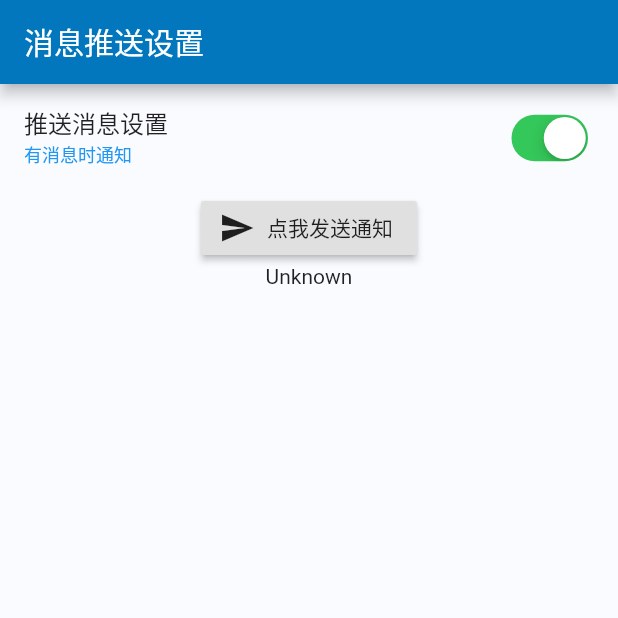
After one commit to BeckHandsome/myApp, a Flutter app: the PushMessagePage screen opened directly, after a tap on "点我发送通知", on a phone screen of 412 x 824 dp, the top half of it. The commit adds this screen. Run offline on Flutter 3.47's test engine with Material 2 defaults, Android fonts, the phone set to English and light mode, and no system bars; our stand-ins replace cached_network_image, chewie, device_info, dio, fluro, flutter_slidable and 7 more; missing offline and left inert: amap_location, jpush_flutter; accounts and stored records are empty; statements that could not run were skipped.

Commit message:
添加消息通知设置，查询设备信息

```diff
--- /dev/null
+++ b/lib/page/my_page/push_message_page.dart
@@ -0,0 +1,142 @@
+import 'package:flutter/cupertino.dart';
+import 'package:flutter/material.dart';
+import 'package:my_app/widgets/widget_switch.dart';
+import 'package:permission_handler/permission_handler.dart';
+import 'package:jpush_flutter/jpush_flutter.dart';
+import 'package:flutter/services.dart';
+
+class PushMessagePage extends StatefulWidget {
+  PushMessagePage({Key key}) : super(key: key);
+  _PushMessagePageState createState() => _PushMessagePageState();
+}
+
+class _PushMessagePageState extends State<PushMessagePage> {
+  bool _value = false;
+  bool _isOpenNotification = false;
+  String debugLable = 'Unknown';
+  final JPush jpush = new JPush();
+  final _permission = Permission.notification;
+  @override
+  void initState() {
+    super.initState();
+    initNotification();
+    initPlatformState();
+  }
+
+  /// 判断是否打开了通知权限
+  void initNotification() async {
+    PermissionStatus status = await _permission.status;
+    if (status == PermissionStatus.granted) {
+      setState(() {
+        _isOpenNotification = true;
+        _value = true;
+      });
+    } else {
+      _isOpenNotification = false;
+      _value = false;
+    }
+  }
+  // 编写initPlatformState方法
+
+  Future<void> initPlatformState() async {
+    String platformVersion;
+
+    try {
+      /*监听响应方法的编写*/
+      jpush.addEventHandler(
+          onReceiveNotification: (Map<String, dynamic> message) async {
+        print(">>>>>>>>>>>>>>>>>flutter 接收到推送: $message");
+        setState(() {
+          debugLable = "接收到推送: $message";
+        });
+      }, onOpenNotification: (Map<String, dynamic> message) async {
+        print("flutter onOpenNotification: $message");
+        setState(() {
+          debugLable = "flutter onOpenNotification: $message";
+        });
+      }, onReceiveMessage: (Map<String, dynamic> message) async {
+        print("flutter onReceiveMessage: $message");
+        setState(() {
+          debugLable = "flutter onReceiveMessage: $message";
+        });
+      }, onReceiveNotificationAuthorization:
+              (Map<String, dynamic> message) async {
+        print("flutter onReceiveNotificationAuthorization: $message");
+        setState(() {
+          debugLable = "flutter onReceiveNotificationAuthorization: $message";
+        });
+      });
+    } on PlatformException {
+      platformVersion = '平台版本获取失败，请检查！';
+    }
+    if (!mounted) {
+      return;
+    }
+    setState(() {
+      debugLable = platformVersion;
+    });
+  }
+
+  @override
+  Widget build(BuildContext context) {
+    // TODO: implement build
+    return Scaffold(
+      appBar: AppBar(
+        title: Text('消息推送设置'),
+      ),
+      body: Container(
+        color: Color(0xFFF9FBFF),
+        child: Column(
+          children: [
+            WidgetSwitch(
+              title: Text('推送消息设置'),
+              subtitle: Text(
+                _value ? '有消息时通知' : '你可能错过重要信息通知，点击开启消息通知',
+                style: TextStyle(
+                    color: !_value ? Colors.red : Colors.blue, fontSize: 12.0),
+              ),
+              switchValue: _value,
+              onChanged: (value) {
+                initNotification();
+                if (_isOpenNotification) {
+                  setState(() {
+                    _value = value;
+                  });
+                } else {
+                  /// 打开通知设置
+                  jpush.openSettingsForNotification();
+                  // openAppSettings();
+                }
+              },
+            ),
+            Center(
+              child: RaisedButton.icon(
+                icon: Icon(Icons.send),
+                label: Text("点我发送通知"),
+                onPressed: () {
+                  /*三秒后出发本地推送*/
+                  var fireDate = DateTime.fromMillisecondsSinceEpoch(
+                      DateTime.now().millisecondsSinceEpoch + 3000);
+                  var localNotification = LocalNotification(
+                    id: 234,
+                    title: '我是推送测试标题',
+                    buildId: 1,
+                    content: '看到了说明已经成功了',
+                    fireTime: fireDate,
+                    subtitle: '一个测试',
+                  );
+                  jpush.sendLocalNotification(localNotification).then((res) {
+                    setState(() {
+                      debugLable = res;
+                    });
+                  });
+                },
+              ),
+            ),
+            Text(debugLable ?? "Unknown")
+          ],
+        ),
+      ),
+    );
+  }
+}
--- a/lib/page/my_page/user_info_page.dart
+++ b/lib/page/my_page/user_info_page.dart
@@ -58,7 +58,7 @@ class _UserInfoPageState extends State<UserInfoPage> {
                 mainAxisAlignment: MainAxisAlignment.spaceBetween,
                 children: [
                   Text('性别'),
-                  Text('男'),
+                  Text('女'),
                 ],
               ),
               onTap: () {
--- /dev/null
+++ b/lib/widgets/widget_switch.dart
@@ -0,0 +1,38 @@
+import 'package:flutter/cupertino.dart';
+import 'package:flutter/material.dart';
+
+class WidgetSwitch extends StatelessWidget {
+  WidgetSwitch({
+    Key key,
+    this.leading,
+    this.title,
+    this.trailing,
+    this.subtitle,
+    this.activeColor,
+    this.trackColor,
+    @required this.switchValue,
+    @required this.onChanged,
+  }) : super(key: key);
+  final Widget leading;
+  final Widget title;
+  final Widget subtitle;
+  final Widget trailing;
+  final bool switchValue;
+  final Color activeColor;
+  final Color trackColor;
+  final ValueChanged<bool> onChanged;
+  @override
+  Widget build(BuildContext context) {
+    return ListTile(
+      leading: leading,
+      title: title,
+      subtitle: subtitle,
+      trailing: CupertinoSwitch(
+        value: switchValue,
+        trackColor: trackColor,
+        activeColor: activeColor,
+        onChanged: onChanged,
+      ),
+    );
+  }
+}
--- a/pubspec.yaml
+++ b/pubspec.yaml
@@ -56,6 +56,10 @@ dependencies:
   chewie: ^0.9.8+1
   # 侧滑
   flutter_slidable: ^0.5.7
+  # 设备信息
+  device_info: ^1.0.0
+  # 消息推送
+  jpush_flutter: ^0.6.1
 
 dev_dependencies:
   flutter_test:
```
Also changed, not shown: lib/page/my_page/device_page.dart (added, +128 -0 lines), lib/page/my_page/my_page.dart (+39 -1 lines), lib/page/my_page/set_page.dart (+7 -0 lines), lib/routes/routes_all.dart (+14 -0 lines), pubspec.lock, 1 other file.
